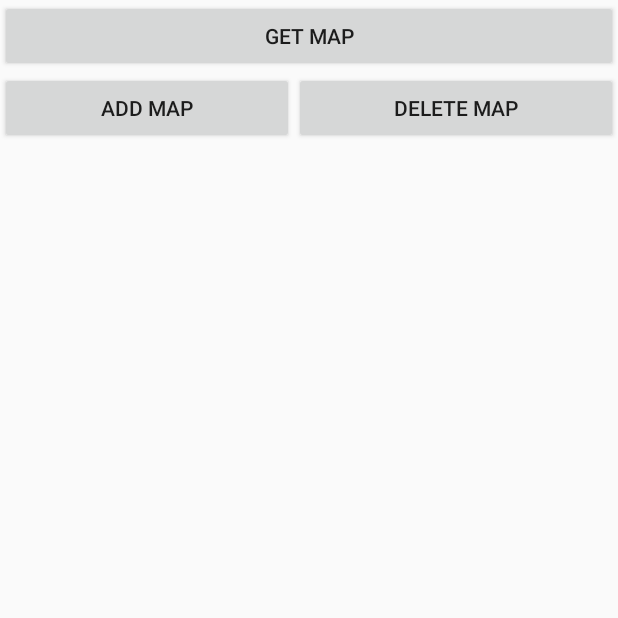
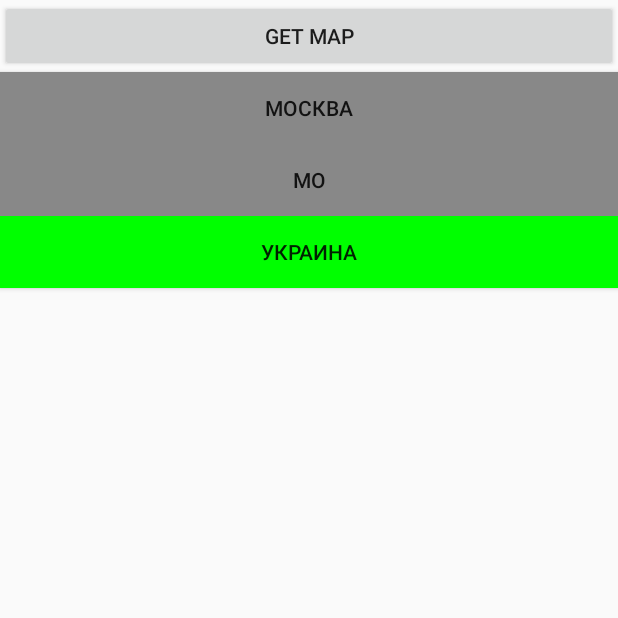
Before and after one commit to abelozDev/printmap, an Android app built with Jetpack Compose: the screen it shows after launch (MainActivity), on a phone screen of 412 x 824 dp, the top half of it. Run offline under Robolectric (Android 15) with nearby library versions, the phone set to English and light mode, and no system bars; Roboto replaces fonts that are not available here; 1 statement that could not run was skipped.

Commit message:
add mock to sample

```diff
--- a/lib/src/main/res/layout/activity_main.xml
+++ b/lib/src/main/res/layout/activity_main.xml
@@ -10,25 +10,24 @@
         android:layout_height="wrap_content"
         android:text="get Map"/>
 
-    <LinearLayout
+    <Button
+        android:padding="8dp"
+        android:id="@+id/moscow_bb"
         android:layout_width="match_parent"
         android:layout_height="wrap_content"
-        android:orientation="horizontal">
-        <Button
-            android:id="@+id/add_map"
-            android:layout_weight="1"
-            android:layout_width="wrap_content"
-            android:layout_height="wrap_content"
-            android:text="add map" />
-        <Button
-            android:id="@+id/delete_map"
-            android:layout_weight="1"
-            android:layout_height="wrap_content"
-            android:layout_width="wrap_content"
-            android:text="delete map"/>
-    </LinearLayout>
-
-
+        android:text="Москва"/>
+    <Button
+        android:padding="8dp"
+        android:id="@+id/moscow_oblast_bb"
+        android:layout_width="match_parent"
+        android:layout_height="wrap_content"
+        android:text="МО"/>
+    <Button
+        android:padding="8dp"
+        android:id="@+id/ukraina_bb"
+        android:layout_width="match_parent"
+        android:layout_height="wrap_content"
+        android:text="Украина"/>
 
     <androidx.compose.ui.platform.ComposeView
         android:layout_width="match_parent"
--- a/sample/src/main/java/ru/maplyb/printmap/sample/MainActivity.kt
+++ b/sample/src/main/java/ru/maplyb/printmap/sample/MainActivity.kt
@@ -1,5 +1,6 @@
 package ru.maplyb.printmap.sample
 
+import android.graphics.Color
 import android.os.Build
 import android.os.Bundle
 import android.widget.Button
@@ -23,15 +24,19 @@ import ru.mapolib.printmap.gui.presentation.MainScreen
 class MainActivity : ComponentActivity(ru.maplyb.printmap.R.layout.activity_main) {
 
     private lateinit var btn: Button
-    private lateinit var addMapBtn: Button
-    private lateinit var deleteMapBtn: Button
+    private lateinit var moscow: Button
+    private lateinit var moscow_oblast: Button
+    private lateinit var ukraina: Button
+
     private lateinit var composeView: ComposeView
     @RequiresApi(Build.VERSION_CODES.O)
     override fun onCreate(savedInstanceState: Bundle?) {
         super.onCreate(savedInstanceState)
         btn = findViewById(ru.maplyb.printmap.R.id.get_map)
-        addMapBtn = findViewById(ru.maplyb.printmap.R.id.add_map)
-        deleteMapBtn = findViewById(ru.maplyb.printmap.R.id.delete_map)
+        moscow = findViewById(ru.maplyb.printmap.R.id.moscow_bb)
+        moscow_oblast = findViewById(ru.maplyb.printmap.R.id.moscow_oblast_bb)
+        ukraina = findViewById(ru.maplyb.printmap.R.id.ukraina_bb)
+
         composeView = findViewById(ru.maplyb.printmap.R.id.compose_view)
         getStoragePermission(this)
         if (Build.VERSION.SDK_INT >= Build.VERSION_CODES.TIRAMISU) {
@@ -1225,35 +1230,22 @@ class MainActivity : ComponentActivity(ru.maplyb.printmap.R.layout.activity_main
             )
         )
 
-        val itemToADD = MapItem(
-            name = "added map ${System.currentTimeMillis()}",
-            type = MapType.Online("https://mt0.google.com//vt/lyrs=s"),
-            isVisible = true,
-            alpha = 1f,
-            position = 1,
-            zoomMin = 0,
-            zoomMax = 13
+        var list = listOf(item, local)
+        var selectedBb = BoundingBox(
+            latNorth = 51.655322,
+            lonWest = 22.327316,
+            latSouth = 46.976288,
+            lonEast = 38.433272
+        )
+        initBtns {
+            selectedBb = it
+        }
 
-        )
-        var list = listOf(item, local)
         btn.setOnClickListener {
             when (downloadManager.state.value) {
                 DownloadMapState.Idle -> {
                     downloadManager.prepareDownloading(
-                        boundingBox = BoundingBox(
-//                            latNorth = 55.45021687930256, lonWest = 37.51531531165744, latSouth =  55.43207979637628, lonEast = 37.546198869620454
-                            latNorth = 51.655322,
-                            lonWest = 22.327316,
-                            latSouth = 46.976288,
-                            lonEast = 38.433272
-                            //высокая ,
-//                            latNorth = 59.36805835073653, lonWest = 30.240028688049094, latSouth = 51.1522083099274, lonEast = 41.43918466716713
-//                            latNorth = 56.2465044223813, lonWest = 36.544779387896185, latSouth = 55.19410814700746, lonEast = 38.86651750066963
-                            //московская область масштаб 10500
-//                            latNorth = 56.288990849810155, lonWest = 36.56275940461466, latSouth = 55.174063075936566, lonEast = 38.76066425183658
-                            //масштаб 500
-//                            latNorth = 55.815435965076425, lonWest = 37.51182379097406, latSouth = 55.750216032030885, lonEast = 37.664861616294765
-                        ),
+                        boundingBox = selectedBb,
                         maps = list,
                         zoom = 10,
                         objects = objects,
@@ -1264,21 +1256,6 @@ class MainActivity : ComponentActivity(ru.maplyb.printmap.R.layout.activity_main
 
                 else -> downloadManager.open()
             }
-        }
-        addMapBtn.setOnClickListener {
-            list = list + MapItem(
-                name = "added map ${System.currentTimeMillis()}",
-                type = MapType.Online("https://mt0.google.com//vt/lyrs=s"),
-                isVisible = true,
-                alpha = 1f,
-                position = 1,
-                zoomMin = 0,
-                zoomMax = 13
-
-            )
-        }
-        deleteMapBtn.setOnClickListener {
-            list = list.filter { it != itemToADD }
         }
         val map = listOf(
             MapItem(
@@ -1321,7 +1298,37 @@ class MainActivity : ComponentActivity(ru.maplyb.printmap.R.layout.activity_main
             )*/
         }
     }
+    private fun initBtns(selectBb: (BoundingBox) -> Unit) {
+        moscow.setBackgroundColor(Color.GRAY)
+        moscow_oblast.setBackgroundColor(Color.GRAY)
+        ukraina.setBackgroundColor(Color.GREEN)
+        moscow.setOnClickListener {
+            selectBb(BoundingBox(
+                latNorth = 55.815435965076425, lonWest = 37.51182379097406, latSouth = 55.750216032030885, lonEast = 37.664861616294765
+            ))
+            moscow.setBackgroundColor(Color.GREEN)
+            moscow_oblast.setBackgroundColor(Color.GRAY)
+            ukraina.setBackgroundColor(Color.GRAY)
+        }
+        moscow_oblast.setOnClickListener {
+            selectBb(BoundingBox(
+                latNorth = 56.288990849810155, lonWest = 36.56275940461466, latSouth = 55.174063075936566, lonEast = 38.76066425183658
+            ))
+            moscow.setBackgroundColor(Color.GRAY)
+            moscow_oblast.setBackgroundColor(Color.GREEN)
+            ukraina.setBackgroundColor(Color.GRAY)
+        }
+        ukraina.setOnClickListener {
+            selectBb(BoundingBox(
+                latNorth = 56.288990849810155, lonWest = 36.56275940461466, latSouth = 55.174063075936566, lonEast = 38.76066425183658
+            ))
+            moscow.setBackgroundColor(Color.GRAY)
+            moscow_oblast.setBackgroundColor(Color.GRAY)
+            ukraina.setBackgroundColor(Color.GREEN)
+        }
+    }
 }
+
 
 fun generateSequence(start: Double, end: Double, count: Int): List<Double> {
     if (count <= 0) return emptyList()
```
